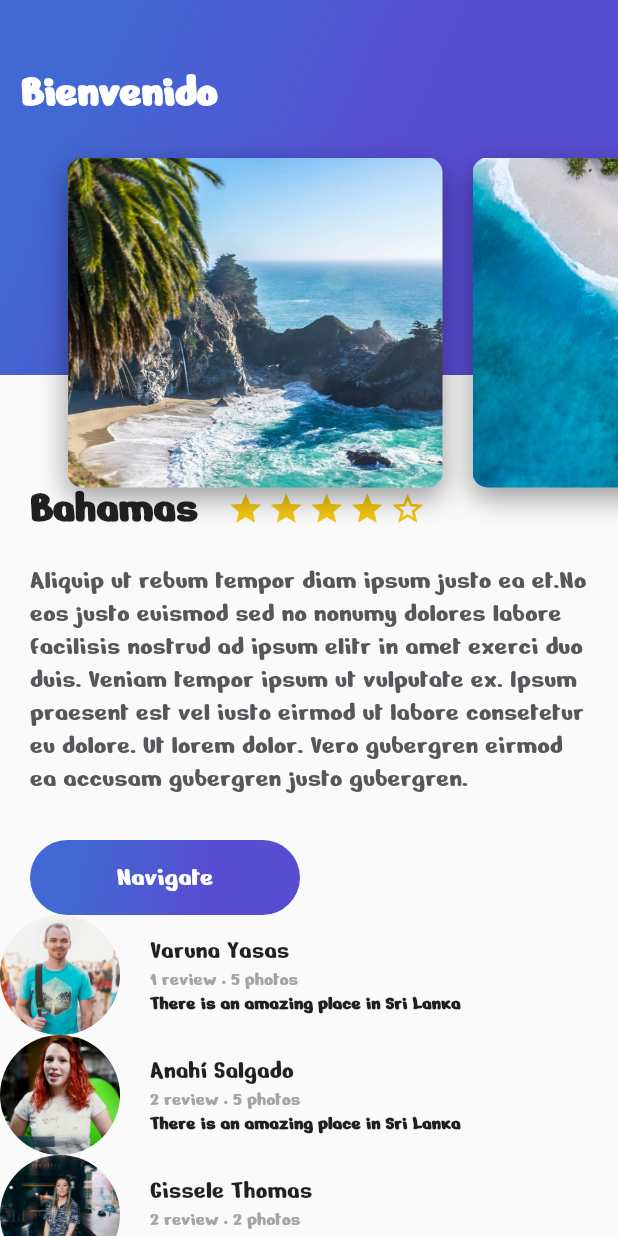
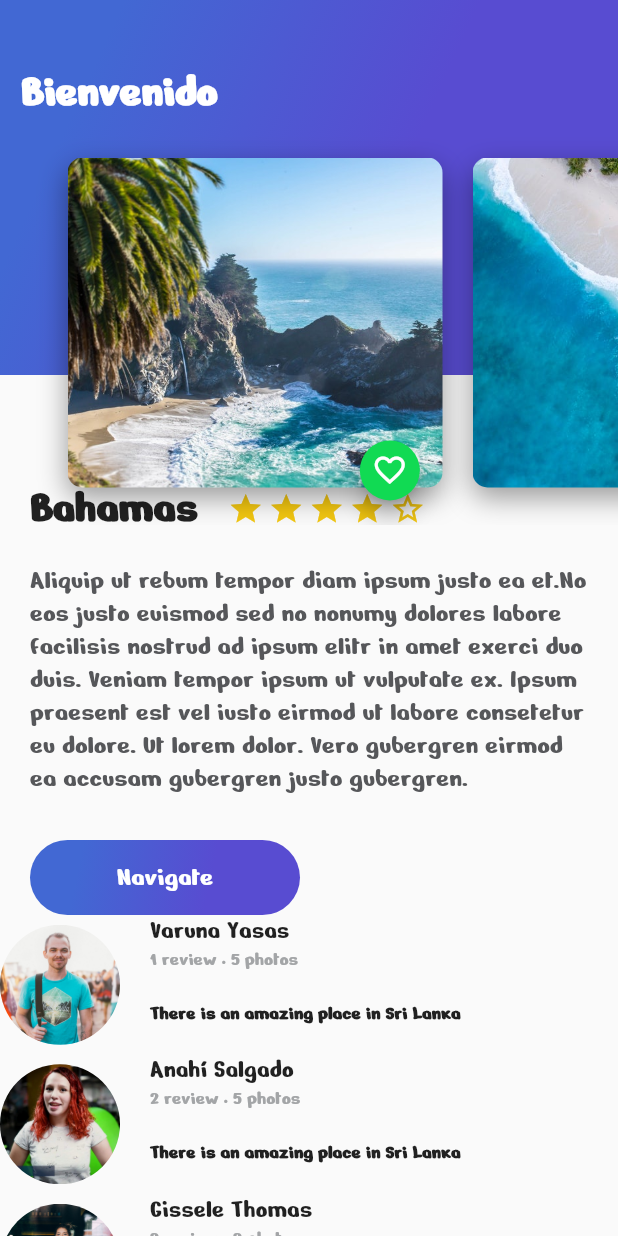
Before and after one commit to Jaimedfalla/app_flutter, a Flutter app: the screen it shows after launch, on a phone screen of 412 x 824 dp. Run offline on Flutter 3.47's test engine with Material 2 defaults, Android fonts, the phone set to English and light mode, and no system bars; missing offline and left inert: dart:ffi.

Commit message:
Reorder files

```diff
--- a/lib/card_image.dart
+++ b/lib/pages/Home/card_image.dart
@@ -1,4 +1,6 @@
 import 'package:flutter/material.dart';
+
+import 'floating_action_button.dart';
 
 class CardImage extends StatelessWidget{
   String pathImage ="assets/images/beach_palm.jpeg";
@@ -31,6 +33,12 @@ class CardImage extends StatelessWidget{
       ),
     );
 
-    return card;
+    return Stack(
+      alignment: Alignment(0.9,1.1),
+      children: [
+        card,
+        FloatingActionButtonGreen()
+      ],
+    );
   }
 }
--- a/lib/card_image_list.dart
+++ b/lib/pages/Home/card_image_list.dart
@@ -1,4 +1,4 @@
-import 'package:app_flutter/card_image.dart';
+import 'card_image.dart';
 import 'package:flutter/material.dart';
 
 class CardImageList extends StatelessWidget{
--- a/lib/description_place.dart
+++ b/lib/pages/Home/description_place.dart
@@ -1,13 +1,13 @@
-import 'package:app_flutter/button_purple.dart';
 import 'package:flutter/material.dart';
-import 'rating.dart';
+import 'package:app_flutter/components/rating.dart';
+import 'package:app_flutter/pages/Home/button_purple.dart';
 
 class DescriptionPlace extends Rating {
 
    final String namePlace;
    final String descriptionPlace;
 
-   DescriptionPlace({
+   DescriptionPlace({super.key,
     required this.namePlace,
     required stars,
     required this.descriptionPlace}):super(stars: stars);
--- /dev/null
+++ b/lib/pages/Home/floating_action_button.dart
@@ -0,0 +1,34 @@
+import 'dart:ffi';
+
+import 'package:flutter/material.dart';
+
+class FloatingActionButtonGreen extends StatefulWidget{
+
+  @override
+  State<StatefulWidget> createState() => _FloatingActionButtonGreen();
+
+}
+
+class _FloatingActionButtonGreen extends State<FloatingActionButtonGreen>{
+
+  bool pressed = false;
+
+  void _onPressedFav(){
+    setState(() {
+      pressed = !this.pressed;
+    });
+  }
+
+  @override
+  Widget build(BuildContext context) {
+    return FloatingActionButton(
+      backgroundColor: Color(0xFF11DA53),
+      mini: true,
+      tooltip: "Fav",
+      onPressed: _onPressedFav,
+      child: Icon(
+        this.pressed?Icons.favorite:Icons.favorite_border
+      ),
+    );
+  }
+}
--- a/lib/header_appbar.dart
+++ b/lib/pages/Home/header_appbar.dart
@@ -1,5 +1,5 @@
-import 'package:app_flutter/card_image_list.dart';
-import 'package:app_flutter/gradient_back.dart';
+import 'card_image_list.dart';
+import 'gradient_back.dart';
 import 'package:flutter/material.dart';
 
 class HeaderAppBar extends StatelessWidget{
--- a/lib/review.dart
+++ b/lib/pages/Home/review.dart
@@ -1,7 +1,6 @@
+import 'package:flutter/material.dart';
 import 'package:app_flutter/components/photo.dart';
-import 'package:flutter/material.dart';
-import 'rating.dart';
-
+import 'package:app_flutter/components/rating.dart';
 
 class Review extends Rating{
 
@@ -20,9 +19,7 @@ class Review extends Rating{
   Widget build(BuildContext context) {
 
     final userComment = Container(
-      margin: const EdgeInsets.only(
-        left: 20.0
-      ),
+      margin: const EdgeInsets.all(20.0),
       child: Text(comment,
         textAlign: TextAlign.left,
         style: const TextStyle(
--- a/lib/review_list.dart
+++ b/lib/pages/Home/review_list.dart
@@ -1,5 +1,5 @@
+import 'package:app_flutter/pages/Home/review.dart';
 import 'package:flutter/material.dart';
-import 'review.dart';
 
 class ReviweList extends StatelessWidget{
 
```
Also changed, not shown: lib/main.dart (+5 -5 lines), lib/components/rating.dart (renamed from lib/rating.dart), lib/components/star.dart (renamed from lib/star.dart), lib/pages/Home/button_purple.dart (renamed from lib/button_purple.dart), lib/pages/Home/gradient_back.dart (renamed from lib/gradient_back.dart).
